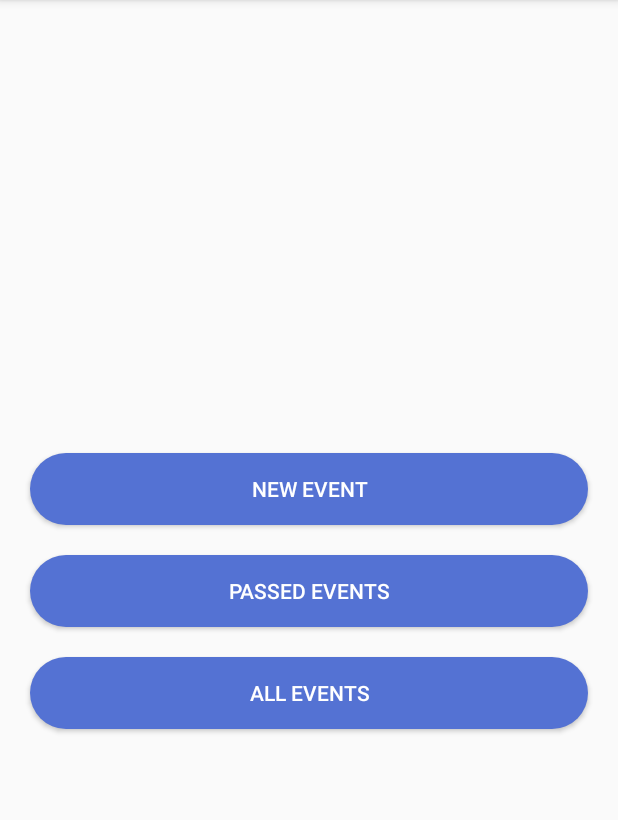
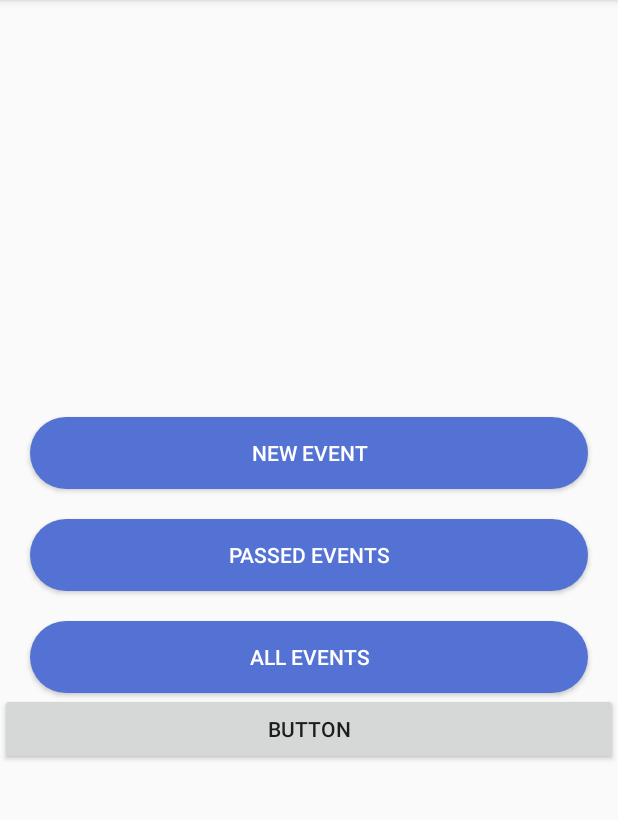
Before and after one commit to CiprianCiobanu123/CalendarEvents, an Android app: the MainActivity screen opened directly, with no data from a screen before it, on a phone screen of 412 x 824 dp, the part 84-904 px from its top. Run offline under Robolectric (Android 15) with nearby library versions, the phone set to English and light mode, and no system bars; libraries missing offline, so code that uses them is left out: com.backendless, com.backendless.async, com.backendless.exceptions, com.backendless.push; 1 statement that could not run was skipped.

Commit message:
Created push notifications

```diff
--- a/EventCalendar/app/build.gradle
+++ b/EventCalendar/app/build.gradle
@@ -24,7 +24,10 @@ dependencies {
     implementation 'androidx.appcompat:appcompat:1.0.2'
     implementation 'androidx.constraintlayout:constraintlayout:1.1.3'
     implementation group: 'com.backendless', name: 'backendless', version: '5.3.1'
+    implementation 'com.google.firebase:firebase-core:16.0.5'
+    implementation 'com.google.firebase:firebase-messaging:17.3.4'
     testImplementation 'junit:junit:4.12'
     androidTestImplementation 'androidx.test:runner:1.2.0'
     androidTestImplementation 'androidx.test.espresso:espresso-core:3.2.0'
 }
+apply plugin: 'com.google.gms.google-services'
--- a/EventCalendar/app/src/main/java/com/ciprian/eventcalendar/MainActivity.java
+++ b/EventCalendar/app/src/main/java/com/ciprian/eventcalendar/MainActivity.java
@@ -11,19 +11,52 @@ import android.widget.Toast;
 import com.backendless.Backendless;
 import com.backendless.async.callback.AsyncCallback;
 import com.backendless.exceptions.BackendlessFault;
+import com.backendless.push.DeviceRegistrationResult;
+import com.google.firebase.FirebaseApp;
+
+import java.util.ArrayList;
+import java.util.List;
 
 public class MainActivity extends AppCompatActivity {
 
-    Button btnCreateNewEvent, btnPassedEvents, btnShowAllEvents;
+    Button btnCreateNewEvent, btnPassedEvents, btnShowAllEvents, btnTestNotification;
 
     @Override
     protected void onCreate(Bundle savedInstanceState) {
         super.onCreate(savedInstanceState);
         setContentView(R.layout.activity_main);
 
+        FirebaseApp.initializeApp(this);
+
         btnPassedEvents = findViewById(R.id.btnPassedEvents);
         btnCreateNewEvent = findViewById(R.id.btnCreateNewEvent);
         btnShowAllEvents = findViewById(R.id.btnShowAllEvents);
+        btnTestNotification = findViewById(R.id.btnTestNotification);
+
+        btnTestNotification.setOnClickListener(new View.OnClickListener() {
+                                                   @Override
+                                                   public void onClick(View view) {
+
+                                                   }
+                                               }
+        );
+
+
+        List<String> channels = new ArrayList<>();
+        channels.add("default");
+        Backendless.Messaging.registerDevice(channels, new AsyncCallback<DeviceRegistrationResult>() {
+            @Override
+            public void handleResponse(DeviceRegistrationResult response) {
+                Toast.makeText(MainActivity.this, "Device registered!",
+                        Toast.LENGTH_LONG).show();
+            }
+
+            @Override
+            public void handleFault(BackendlessFault fault) {
+                Toast.makeText(MainActivity.this, "Error registering " + fault.getMessage(),
+                        Toast.LENGTH_LONG).show();
+            }
+        });
 
         btnCreateNewEvent.setOnClickListener(new View.OnClickListener() {
             @Override
--- a/EventCalendar/app/src/main/res/layout/activity_main.xml
+++ b/EventCalendar/app/src/main/res/layout/activity_main.xml
@@ -41,4 +41,10 @@
         android:text="All events"
         android:textColor="@color/white4Ever" />
 
+    <Button
+        android:id="@+id/btnTestNotification"
+        android:layout_width="match_parent"
+        android:layout_height="wrap_content"
+        android:text="Button" />
+
 </LinearLayout>
--- a/EventCalendar/build.gradle
+++ b/EventCalendar/build.gradle
@@ -8,6 +8,7 @@ buildscript {
     }
     dependencies {
         classpath 'com.android.tools.build:gradle:3.4.2'
+        classpath 'com.google.gms:google-services:4.3.2'
 
         // NOTE: Do not place your application dependencies here; they belong
         // in the individual module build.gradle files
```
Also changed, not shown: EventCalendar/app/src/main/AndroidManifest.xml (+7 -0 lines), EventCalendar/app/src/main/java/com/ciprian/eventcalendar/CreateNewEvent.java (+26 -2 lines), EventCalendar/app/src/main/java/com/ciprian/eventcalendar/Event.java (+9 -0 lines), EventCalendar/app/src/main/res/layout/activity_create_new_event.xml (+15 -2 lines).
